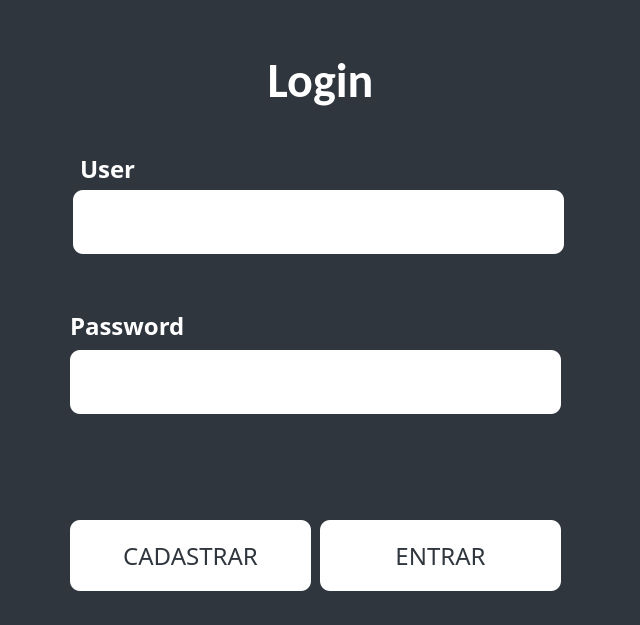
Above: login.ui from mosaviczki/RMI-Chat-Python before the change. Below: the same form after it.
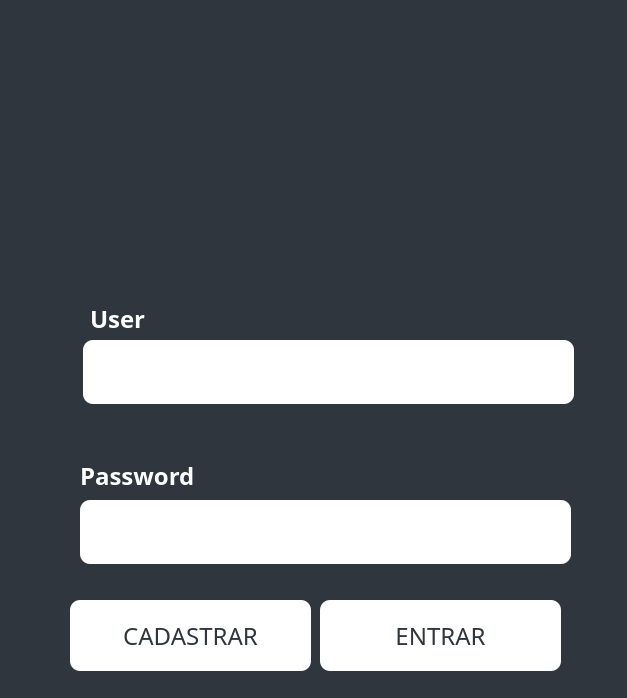
That is the form after the change. Icons and pictures are not drawn.

Patch:
```diff
--- a/login.ui
+++ b/login.ui
@@ -6,8 +6,8 @@
    <rect>
     <x>0</x>
     <y>0</y>
-    <width>640</width>
-    <height>625</height>
+    <width>627</width>
+    <height>698</height>
    </rect>
   </property>
   <property name="windowTitle">
@@ -20,8 +20,8 @@
   <widget class="QTextEdit" name="textEdit">
    <property name="geometry">
     <rect>
-     <x>73</x>
-     <y>190</y>
+     <x>83</x>
+     <y>340</y>
      <width>491</width>
      <height>64</height>
     </rect>
@@ -34,8 +34,8 @@
   <widget class="QTextEdit" name="textEdit_2">
    <property name="geometry">
     <rect>
-     <x>70</x>
-     <y>350</y>
+     <x>80</x>
+     <y>500</y>
      <width>491</width>
      <height>64</height>
     </rect>
@@ -45,38 +45,11 @@
 border-radius: 10px;</string>
    </property>
   </widget>
-  <widget class="QLabel" name="label">
-   <property name="geometry">
-    <rect>
-     <x>0</x>
-     <y>40</y>
-     <width>641</width>
-     <height>81</height>
-    </rect>
-   </property>
-   <property name="font">
-    <font>
-     <family>Calibri</family>
-     <pointsize>36</pointsize>
-     <weight>75</weight>
-     <bold>true</bold>
-    </font>
-   </property>
-   <property name="styleSheet">
-    <string notr="true">color: rgb(255, 255, 255)</string>
-   </property>
-   <property name="text">
-    <string>Login</string>
-   </property>
-   <property name="alignment">
-    <set>Qt::AlignCenter</set>
-   </property>
-  </widget>
   <widget class="QLabel" name="label_2">
    <property name="geometry">
     <rect>
-     <x>80</x>
-     <y>153</y>
+     <x>90</x>
+     <y>303</y>
      <width>161</width>
      <height>31</height>
     </rect>
@@ -99,8 +72,8 @@
   <widget class="QLabel" name="label_3">
    <property name="geometry">
     <rect>
-     <x>70</x>
-     <y>310</y>
+     <x>80</x>
+     <y>460</y>
      <width>271</width>
      <height>31</height>
     </rect>
@@ -124,7 +97,7 @@
    <property name="geometry">
     <rect>
      <x>70</x>
-     <y>520</y>
+     <y>600</y>
      <width>241</width>
      <height>71</height>
     </rect>
@@ -148,7 +121,7 @@
    <property name="geometry">
     <rect>
      <x>320</x>
-     <y>520</y>
+     <y>600</y>
      <width>241</width>
      <height>71</height>
     </rect>
@@ -169,6 +142,25 @@
     <string>ENTRAR</string>
    </property>
   </widget>
+  <widget class="QLabel" name="label_4">
+   <property name="geometry">
+    <rect>
+     <x>0</x>
+     <y>10</y>
+     <width>621</width>
+     <height>271</height>
+    </rect>
+   </property>
+   <property name="text">
+    <string/>
+   </property>
+   <property name="pixmap">
+    <pixmap>1.png</pixmap>
+   </property>
+   <property name="alignment">
+    <set>Qt::AlignCenter</set>
+   </property>
+  </widget>
  </widget>
  <resources/>
  <connections/>
```
